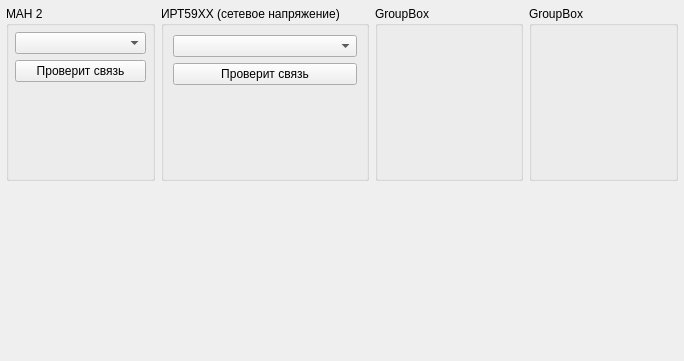
XRay3D/MAN2_GUI, file communications.ui: the form before one commit.
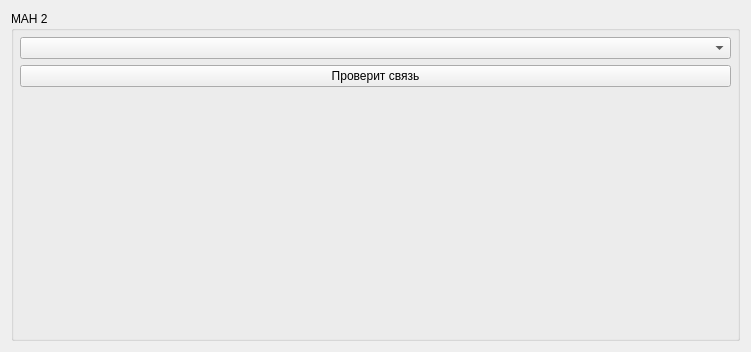
The form after the commit.

What changed in the file:
```diff
--- a/communications.ui
+++ b/communications.ui
@@ -6,73 +6,15 @@
    <rect>
     <x>0</x>
     <y>0</y>
-    <width>684</width>
-    <height>361</height>
+    <width>751</width>
+    <height>352</height>
    </rect>
   </property>
   <property name="windowTitle">
    <string>Form</string>
   </property>
-  <layout class="QGridLayout" name="gridLayout">
-   <property name="leftMargin">
-    <number>6</number>
-   </property>
-   <property name="topMargin">
-    <number>6</number>
-   </property>
-   <property name="rightMargin">
-    <number>6</number>
-   </property>
-   <property name="bottomMargin">
-    <number>6</number>
-   </property>
-   <item row="0" column="2">
-    <widget class="QGroupBox" name="groupBox_2">
-     <property name="title">
-      <string>ИРТ59ХХ (сетевое напряжение)</string>
-     </property>
-     <layout class="QVBoxLayout" name="verticalLayout">
-      <item>
-       <widget class="QComboBox" name="cbIrtPort"/>
-      </item>
-      <item>
-       <widget class="QPushButton" name="pbIrtCheckConnection">
-        <property name="text">
-         <string>Проверит связь</string>
-        </property>
-       </widget>
-      </item>
-      <item>
-       <spacer name="verticalSpacer_3">
-        <property name="orientation">
-         <enum>Qt::Vertical</enum>
-        </property>
-        <property name="sizeHint" stdset="0">
-         <size>
-          <width>20</width>
-          <height>40</height>
-         </size>
-        </property>
-       </spacer>
-      </item>
-     </layout>
-    </widget>
-   </item>
-   <item row="0" column="4">
-    <widget class="QGroupBox" name="groupBox_4">
-     <property name="title">
-      <string>GroupBox</string>
-     </property>
-    </widget>
-   </item>
-   <item row="0" column="3">
-    <widget class="QGroupBox" name="groupBox_3">
-     <property name="title">
-      <string>GroupBox</string>
-     </property>
-    </widget>
-   </item>
-   <item row="0" column="1">
+  <layout class="QHBoxLayout" name="horizontalLayout">
+   <item>
     <widget class="QGroupBox" name="groupBox">
      <property name="title">
       <string>МАН 2</string>
@@ -116,19 +58,6 @@
      </layout>
     </widget>
    </item>
-   <item row="1" column="1" colspan="4">
-    <spacer name="verticalSpacer">
-     <property name="orientation">
-      <enum>Qt::Vertical</enum>
-     </property>
-     <property name="sizeHint" stdset="0">
-      <size>
-       <width>20</width>
-       <height>40</height>
-      </size>
-     </property>
-    </spacer>
-   </item>
   </layout>
  </widget>
  <resources/>
```
